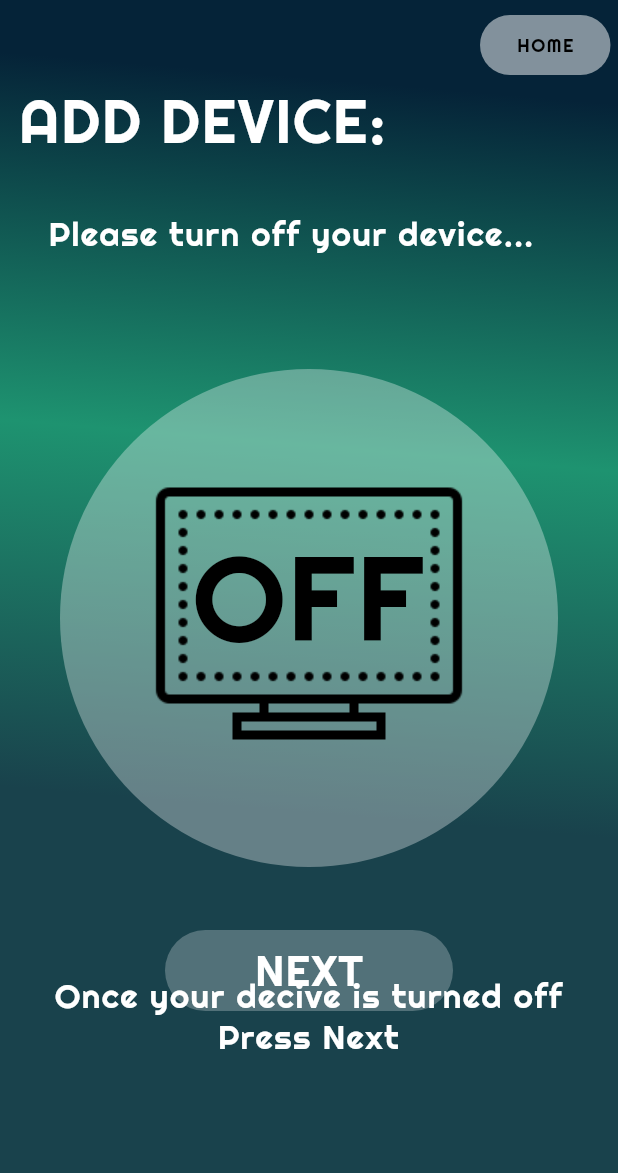
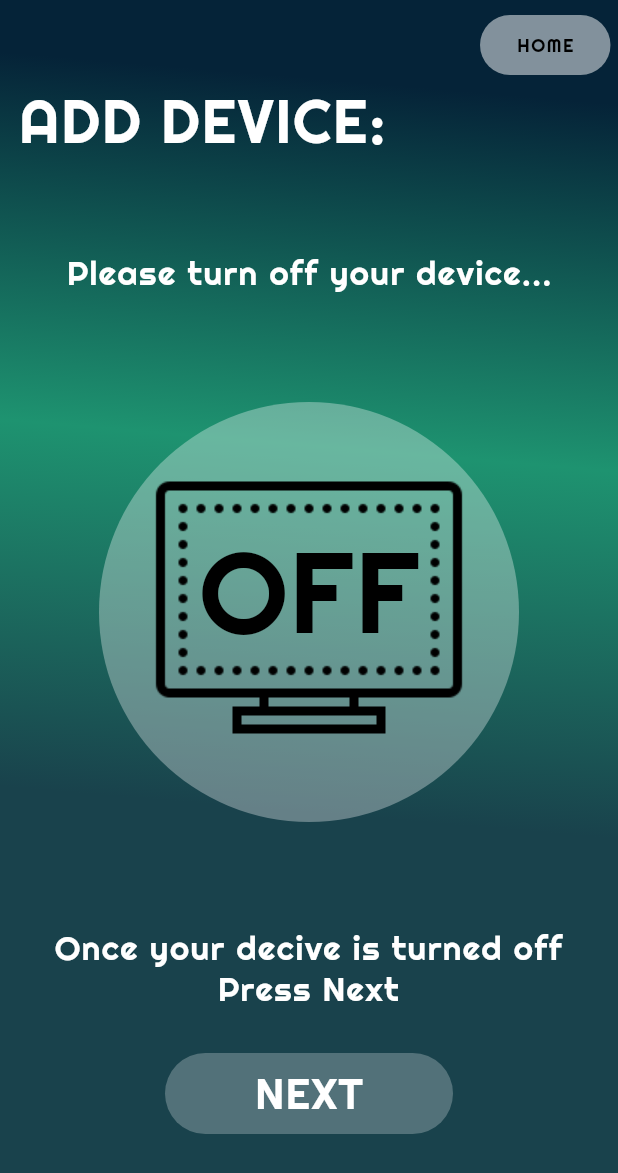
Before and after one commit to c3qiu/remote-overworked, a Flutter app: the Add_Device_4 screen opened by its route, on a phone screen of 412 x 824 dp. Shown: the top 1173 px of the screen. Run offline on Flutter 3.47's test engine with Material 2 defaults, Android fonts, the phone set to English and light mode, and no system bars; our stand-ins replace get.

Commit message:
UI update

```diff
--- a/App/lib/page/add_device4.dart
+++ b/App/lib/page/add_device4.dart
@@ -1,5 +1,6 @@
 import 'package:flutter/material.dart';
 import 'package:get/get.dart';
+import 'package:remote_overworked/page/controller.dart';
 import 'dart:developer';
 
 import 'home.dart';
@@ -45,33 +46,6 @@ class _Add_Device_4 extends State<Add_Device_4> {
                   colors: const <Color> [Color(0xff19424C),Color(0xff1E9370),Color(0xff052338)],
                 ),
               ),
-            ) ,
-            // Title
-            Text(
-              ' ADD DEVICE:',
-              style: TextStyle(
-                height: 3.0,
-                fontFamily: 'Righteous',
-                fontSize: 40.0,
-                fontWeight: FontWeight.normal,
-                letterSpacing: 1.0,
-                color: Color.fromRGBO(255, 255, 255, 1),
-              ),
-            ),
-            //Description1
-            Positioned(
-              left: 32.0,
-              child: Text(
-                'Please turn off your device...',
-                style: TextStyle(
-                  height: 9.4,
-                  fontFamily: 'Righteous',
-                  fontSize: 22.0,
-                  fontWeight: FontWeight.normal,
-                  letterSpacing: 1.0,
-                  color: Color.fromRGBO(255, 255, 255, 1),
-                ),
-              ),
             ),
             // Return to Home
             GestureDetector(
@@ -98,9 +72,45 @@ class _Add_Device_4 extends State<Add_Device_4> {
                 ),
               ),
             ),
+            Column(
+              children: [
+                // Title
+                SizedBox(
+                  width: double.infinity,
+                  child: Text(
+                    ' ADD DEVICE:',
+                    style: TextStyle(
+                      height: 3.0,
+                      fontFamily: 'Righteous',
+                      fontSize: 40.0,
+                      fontWeight: FontWeight.normal,
+                      letterSpacing: 1.0,
+                      color: Color.fromRGBO(255, 255, 255, 1),
+                    ),
+                  ),
+                ),
+                //Description1
+                SizedBox(
+                  //left: 32.0,
+                  child: Text(
+                    'Please turn off your device...',
+                    style: TextStyle(
+                      height: 4.0,
+                      fontFamily: 'Righteous',
+                      fontSize: 22.0,
+                      fontWeight: FontWeight.normal,
+                      letterSpacing: 1.0,
+                      color: Color.fromRGBO(255, 255, 255, 1),
+                    ),
+                  ),
+                ),
+                //Empty box
+                SizedBox(
+                  height: 20.0,
+                ),
                   // Info and image
                 Container(
-              margin: EdgeInsets.symmetric(vertical: 5.0, horizontal: 40.0),
+                  margin: EdgeInsets.symmetric(vertical: 40.0, horizontal: 40.0),
                   width: double.infinity,
                   decoration: BoxDecoration(
                     color: Color.fromRGBO(255, 255, 255, 0.33),
@@ -112,15 +122,15 @@ class _Add_Device_4 extends State<Add_Device_4> {
                       children: [
                         Image.asset(
                           "img/icons8_tv_240px.png",
-                      height: 250,
+                          height: 280,
                         ),
                         Text(
-                      '  OFF',
+                          '   OFF',
+                          textAlign: TextAlign.center,
                           style: TextStyle(
-
-                        height: 2.2,
+                            height: 2.55,
                             fontFamily: 'Righteous',
-                        fontSize: 80.0,
+                            fontSize: 76.0,
                             fontWeight: FontWeight.normal,
                             letterSpacing: 1.0,
                             color: Colors.black,
@@ -131,10 +141,9 @@ class _Add_Device_4 extends State<Add_Device_4> {
                   ),
                 ),
                 //Description2
-            Positioned(
-              bottom: 120,
-              right: 10,
-              left: 10,
+                Container(
+                  width: double.infinity,
+                  margin: const EdgeInsets.only(left:10.0, right: 10.0, top: 30.0),
                   child: Text(
                     'Once your decive is turned off Press Next',
                     textAlign: TextAlign.center,
@@ -157,7 +166,7 @@ class _Add_Device_4 extends State<Add_Device_4> {
                   },
                   child: Container(
                     height: 54.0,
-                margin: const EdgeInsets.only(left:110.0, right: 110.0, top: 620.0),
+                    margin: const EdgeInsets.only(left:110.0, right: 110.0, top: 30.0),
                     decoration: BoxDecoration(
                         color: pressAttention ? _colorSelect : _colorNonSelect,
                         borderRadius: BorderRadius.all(Radius.circular(30))
@@ -179,6 +188,8 @@ class _Add_Device_4 extends State<Add_Device_4> {
                 ),
               ],
             ),
+          ],
+        ),
       ),
     );
   }
--- a/App/lib/page/add_device6.dart
+++ b/App/lib/page/add_device6.dart
@@ -128,7 +128,7 @@ class _Add_Device_6 extends State<Add_Device_6> {
               },
               child: Container(
                 height: 54.0,
-                margin: const EdgeInsets.only(left:30, right: 30, top: 570.0),
+                margin: const EdgeInsets.only(left:30, right: 30, top: 640.0),
                 decoration: BoxDecoration(
                     color: pressAttention ? _colorSelect : _colorNonSelect,
                     borderRadius: BorderRadius.all(Radius.circular(30))
--- a/App/lib/page/controller.dart
+++ b/App/lib/page/controller.dart
@@ -20,9 +20,8 @@ class Controller extends StatelessWidget {
   @override
   Future<int> getRequest(String command) async {
     //replace your restFull API here.
-    String url = 'http://192.168.137.127/send?type=' + device + '&brand=' + brand + '&model=' + model + '&command=' + command;
-    log(url);
-    final response = await http.get(Uri.parse('http://192.168.137.127/send?type=' + device + '&brand=' + brand + '&model=' + model + '&command=' + command));
+    final response = await http.get(Uri.parse('http://192.168.137.127/send?type=' + device +
+                                              '&brand=' + brand + '&model=' + model + '&command=' + command));
     return 0;
     }
 
@@ -117,7 +116,7 @@ class Controller extends StatelessWidget {
             ),
             // Controller Box
             Padding(
-              padding: EdgeInsets.symmetric(vertical: 20.0, horizontal: 5.0),
+              padding: EdgeInsets.symmetric(vertical: 50.0, horizontal: 5.0),
               child: Stack(
                 children: <Widget>[
                   Container(
@@ -140,8 +139,6 @@ class Controller extends StatelessWidget {
                       print('Power ON/OFF');
                       mycommand = 'pwr';
                       getRequest(mycommand);
-                      ////////////////////////////////////////////////////////////////////////////
-                      // TODO
                     },
                     child: Container(
                       height: 47.0,
@@ -167,8 +164,6 @@ class Controller extends StatelessWidget {
                       print('Volume Up');
                       mycommand = 'vu';
                       getRequest(mycommand);
-                      ////////////////////////////////////////////////////////////////////////////
-                      // TODO
                     },
                     child: Container(
                       height: 62.0,
@@ -221,8 +216,6 @@ class Controller extends StatelessWidget {
                       print('Setting');
                       mycommand = 'stgs';
                       getRequest(mycommand);
-                      ////////////////////////////////////////////////////////////////////////////
-                      // TODO
                     },
                     child: Container(
                       height: 47.0,
```
Lines whose indentation alone changed are shown as unchanged.
